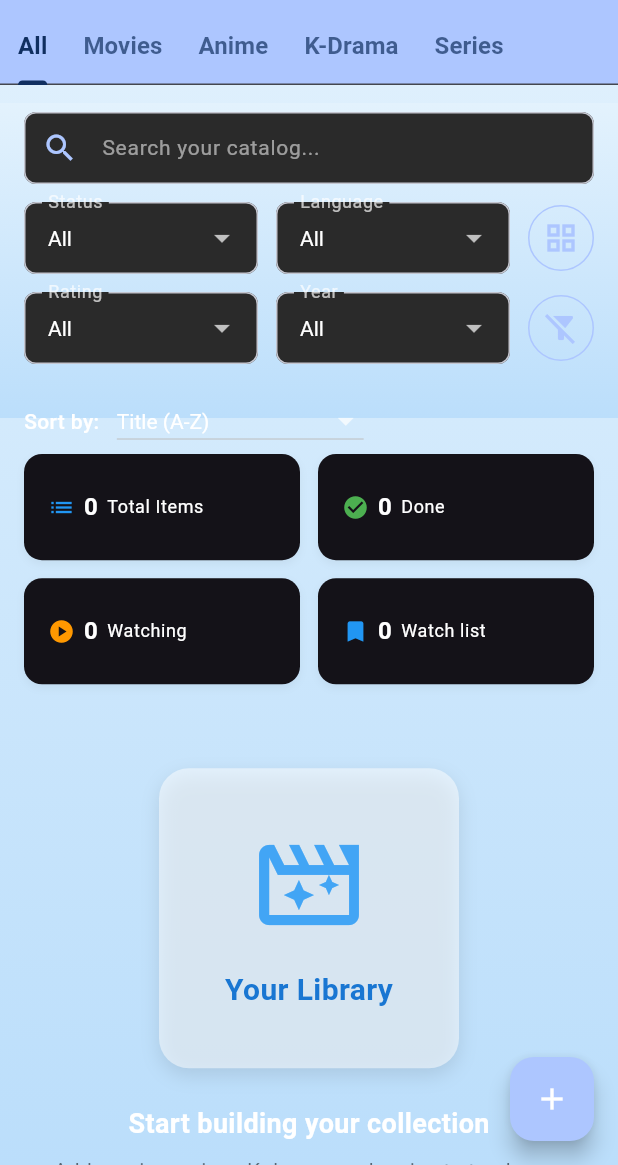
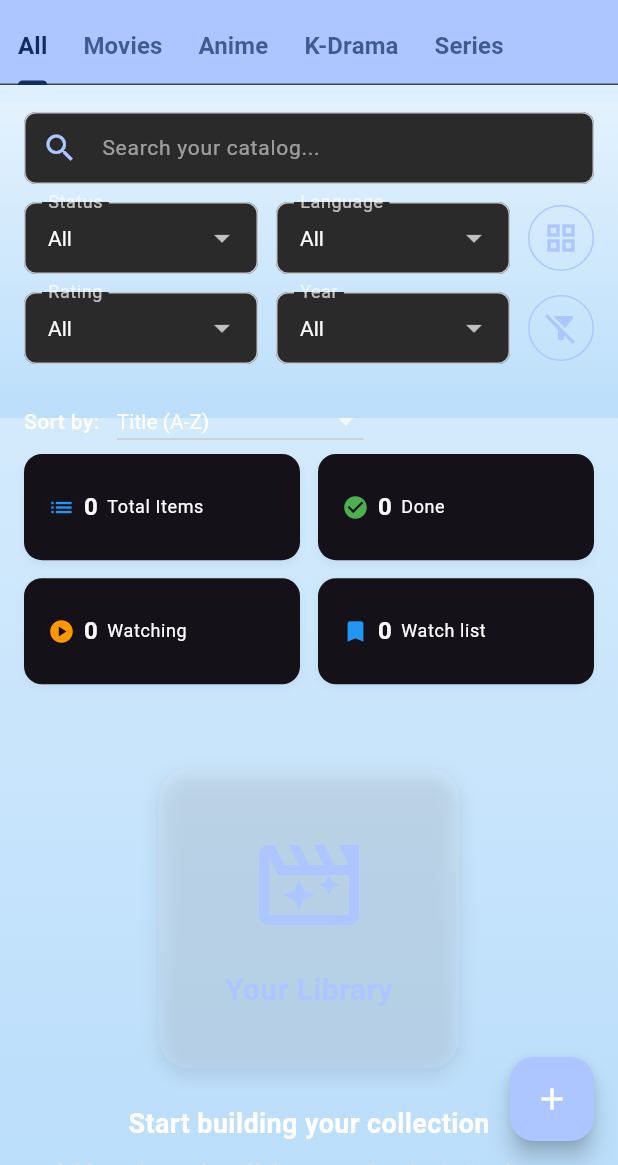
Before and after one commit to janipalliravi/mediavault, a Flutter app: the screen it shows after launch, on a phone screen of 412 x 824 dp, the part 71-1236 px from its top. Run offline on Flutter 3.47's test engine with Material 3 defaults, Android fonts, the phone set to English and light mode, and no system bars; our stand-ins replace cached_network_image, file_picker, fl_chart, flutter_rating_bar, flutter_secure_storage, image_picker and 8 more; missing offline and left inert: crop_your_image, encrypt, file_saver, tmdb_api; accounts and stored records are empty.

Commit message:
Fix theme color issues and analytics streak calculation
- Fixed hardcoded colors in home_screen.dart to respect dark theme
- Empty state container now uses theme-aware background
- Icons and buttons now use theme colors instead of hardcoded blue
- Text colors now use theme onSurface color with alpha
- Selection mode bar now uses theme card color
- Fixed analytics streak calculation to use full dates instead of year only
- Streak now only counts 'Done' status items
- Removed duplicate dates from streak calculation for accuracy

```diff
--- a/lib/screens/home_screen.dart
+++ b/lib/screens/home_screen.dart
@@ -562,7 +562,9 @@
 
                       decoration: BoxDecoration(
 
-                        color: Colors.white.withValues(alpha: 0.5),
+                        color: Theme.of(context).brightness == Brightness.dark
+                            ? Colors.white.withValues(alpha: 0.1)
+                            : Colors.white.withValues(alpha: 0.5),
 
                         borderRadius: BorderRadius.circular(20),
 
@@ -594,7 +596,7 @@
 
                             size: 80,
 
-                            color: const Color(0xFF42A5F5),
+                            color: Theme.of(context).colorScheme.primary,
 
                           ),
 
@@ -604,13 +606,13 @@
 
                             data.hasSearch ? 'No Results' : 'Your Library',
 
-                            style: const TextStyle(
+                            style: TextStyle(
 
                               fontSize: 20,
 
                               fontWeight: FontWeight.bold,
 
-                              color: Color(0xFF1976D2),
+                              color: Theme.of(context).colorScheme.primary,
 
                             ),
 
@@ -642,7 +644,7 @@
 
                           : 'Add movies, anime, K-drama, and series to track your media.',
 
-                      style: const TextStyle(fontSize: 14, color: Colors.black54),
+                      style: TextStyle(fontSize: 14, color: Theme.of(context).colorScheme.onSurface.withValues(alpha: 0.7)),
 
                       textAlign: TextAlign.center,
 
@@ -662,9 +664,9 @@
 
                         style: ElevatedButton.styleFrom(
 
-                          backgroundColor: const Color(0xFF42A5F5),
-
-                          foregroundColor: Colors.white,
+                          backgroundColor: Theme.of(context).colorScheme.primary,
+
+                          foregroundColor: Theme.of(context).colorScheme.onPrimary,
 
                         ),
 
@@ -692,9 +694,9 @@
 
                             style: ElevatedButton.styleFrom(
 
-                              backgroundColor: const Color(0xFF42A5F5),
-
-                              foregroundColor: Colors.white,
+                              backgroundColor: Theme.of(context).colorScheme.primary,
+
+                              foregroundColor: Theme.of(context).colorScheme.onPrimary,
 
                             ),
 
@@ -1076,7 +1078,7 @@
 
             decoration: BoxDecoration(
 
-              color: Colors.white,
+              color: Theme.of(context).cardTheme.color,
 
               borderRadius: BorderRadius.circular(12),
 
```
Also changed, not shown: lib/screens/analytics_screen.dart (+14 -10 lines).
